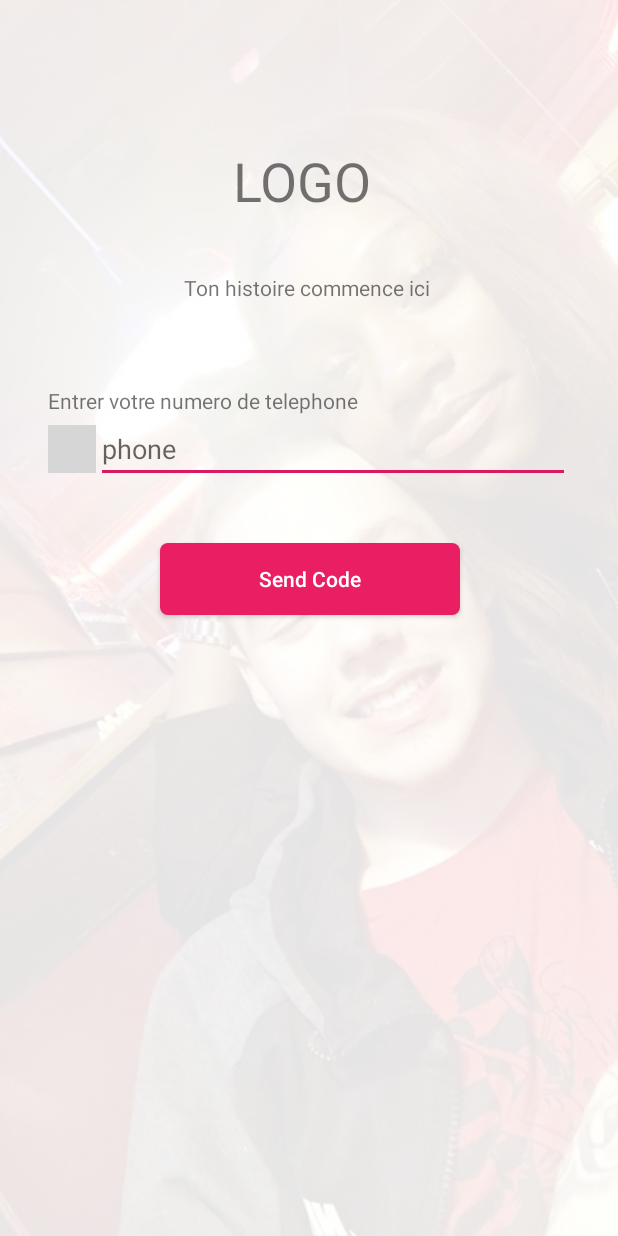
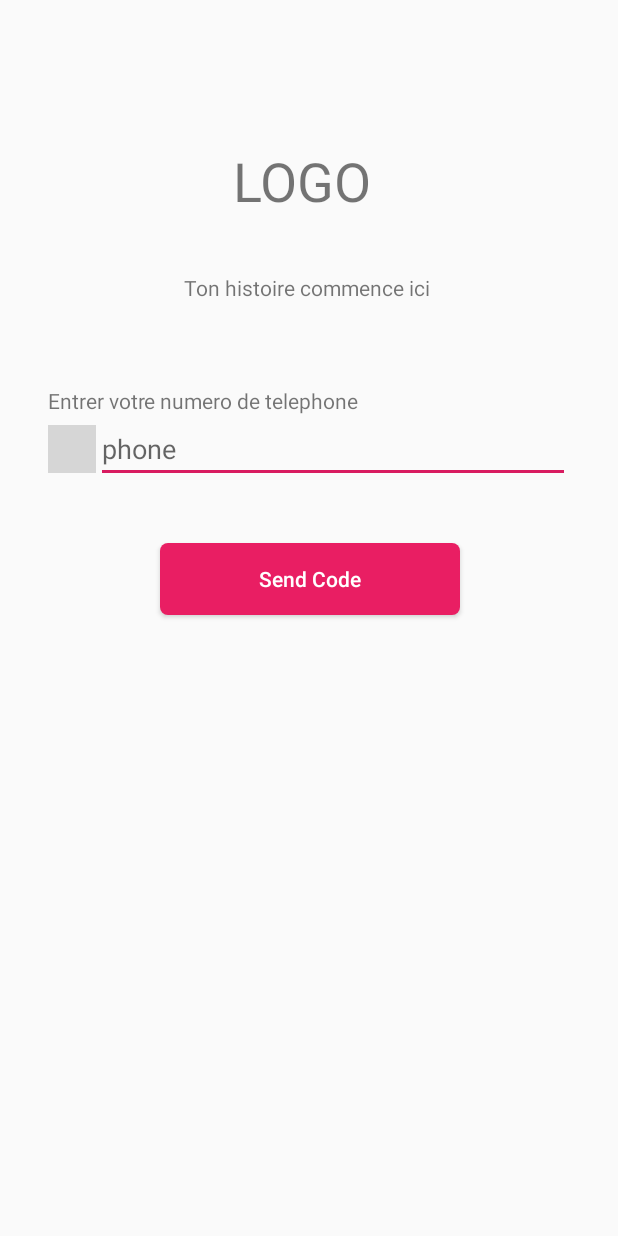
Before and after one commit to ndemeyvan/WeraYouApp, an Android app: the screen it shows after launch (loginActivity), on a phone screen of 412 x 824 dp. Run offline under Robolectric (Android 15) with nearby library versions, the light colour scheme and no system bars; our stand-ins replace Firebase (no records; nobody signed in at launch, a user with empty details on screens opened directly); libraries missing offline, so code that uses them is left out: com.hbb20; plain views replace CountryCodePicker; 2 statements that could not run were skipped; grey boxes are pictures that could not be loaded.

Commit message:
error fix

```diff
--- a/WerayouApp/app/src/main/java/com/example/werayouapp/Activity/mainFragment/HomeFragment.java
+++ b/WerayouApp/app/src/main/java/com/example/werayouapp/Activity/mainFragment/HomeFragment.java
@@ -52,8 +52,7 @@ public class HomeFragment extends Fragment {
         v= inflater.inflate(R.layout.fragment_home2, container, false);
         checkUserSex();
         al = new ArrayList<>();
-
-        arrayAdapter = new ArrayAdapter<>(getActivity(), R.layout.item, al );
+        arrayAdapter = new ArrayAdapter<>(getActivity(), R.layout.item,R.id.nameUser, al );
         flingContainer=v.findViewById(R.id.frame);
         flingContainer.setAdapter(arrayAdapter);
         flingContainer.setFlingListener(new SwipeFlingAdapterView.onFlingListener() {
--- a/WerayouApp/app/src/main/res/layout/activity_main.xml
+++ b/WerayouApp/app/src/main/res/layout/activity_main.xml
@@ -12,36 +12,7 @@
         android:layout_height="wrap_content"
         android:text="Signed Out"
         android:visibility="gone"/>
-    <LinearLayout
-        android:id="@+id/linearLayout2"
-        android:layout_width="match_parent"
-        android:layout_height="0dp"
-        app:layout_constraintBottom_toBottomOf="parent"
-       >
 
-        <ImageView
-            android:layout_width="match_parent"
-            android:layout_height="match_parent"
-            android:scaleType="centerCrop"
-            android:src="@drawable/background_login_one" />
-    </LinearLayout>
-
-    <LinearLayout
-        android:id="@+id/linearLayout"
-        android:layout_width="0dp"
-        android:layout_height="0dp"
-        android:layout_marginTop="0dp"
-        android:alpha="0.9"
-        android:background="@color/white"
-        app:layout_constraintBottom_toBottomOf="parent"
-        app:layout_constraintEnd_toEndOf="parent"
-        app:layout_constraintHorizontal_bias="0.0"
-        app:layout_constraintStart_toStartOf="parent"
-        app:layout_constraintTop_toTopOf="@+id/linearLayout2"
-        app:layout_constraintVertical_bias="0.0"
-        tools:ignore="Orientation">
-
-    </LinearLayout>
     <RelativeLayout
         android:id="@+id/phoneAuth"
         android:layout_width="match_parent"
```
